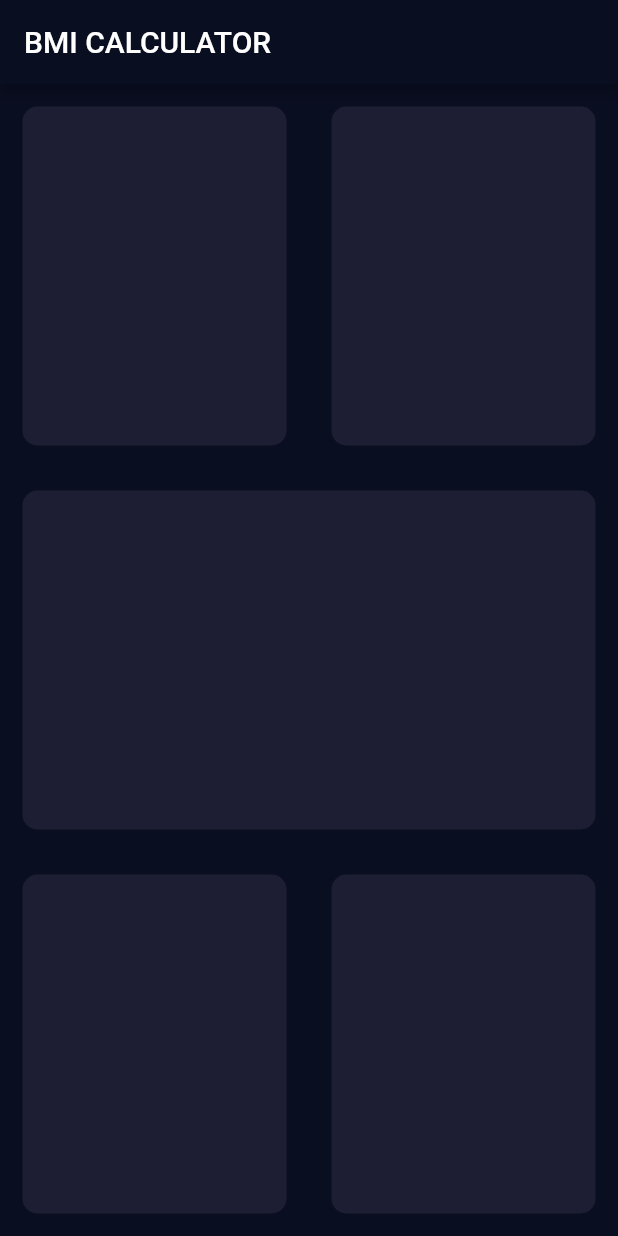
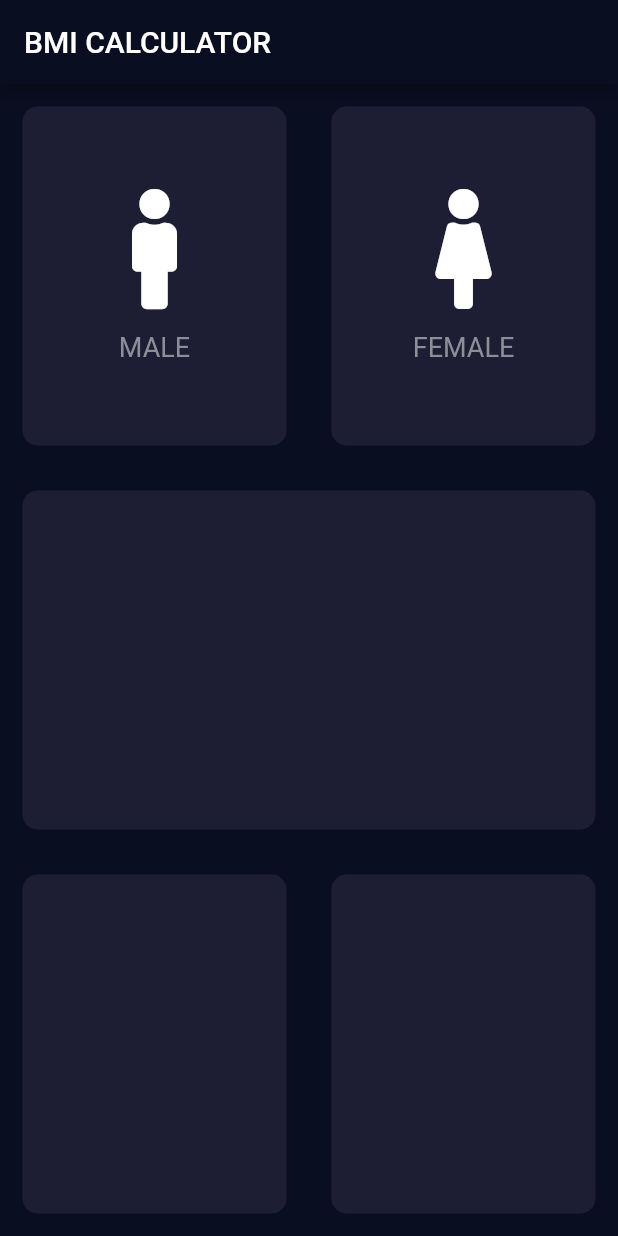
Before and after one commit to MuhammadUsmanIbraheem/new_bmi_calculator, a Flutter app: the screen it shows after launch, on a phone screen of 412 x 824 dp. Run offline on Flutter 3.47's test engine with Material 2 defaults, Android fonts, the phone set to English and light mode, and no system bars; our stand-ins replace font_awesome_flutter.

Commit message:
Done lecture 58 : refactor code(icons and texts)

```diff
--- a/lib/input_page.dart
+++ b/lib/input_page.dart
@@ -1,4 +1,5 @@
 import 'package:flutter/material.dart';
+import 'package:font_awesome_flutter/font_awesome_flutter.dart';
 
 class InputPage extends StatefulWidget {
   @override
@@ -20,11 +21,19 @@ class _InputPageState extends State<InputPage> {
                   Expanded(
                     child: RepeatContainercode(
                       colors: Color(0xFF1D1E33),
+                      cardWidget: RepeatTextandIconWidget(
+                        iconData: FontAwesomeIcons.male,
+                        label: 'MALE',
+                      ),
                     ),
                   ),
                   Expanded(
                     child: RepeatContainercode(
                       colors: Color(0xFF1D1E33),
+                      cardWidget: RepeatTextandIconWidget(
+                        iconData: FontAwesomeIcons.female,
+                        label: 'FEMALE',
+                      ),
                     ),
                   ),
                 ],
@@ -56,13 +65,43 @@ class _InputPageState extends State<InputPage> {
   }
 }
 
+class RepeatTextandIconWidget extends StatelessWidget {
+  RepeatTextandIconWidget({@required this.iconData, this.label});
+  final IconData iconData;
+  final String label;
+  @override
+  Widget build(BuildContext context) {
+    return Column(
+      mainAxisAlignment: MainAxisAlignment.center,
+      children: [
+        Icon(
+          iconData,
+          size: 80.0,
+        ),
+        SizedBox(
+          height: 15.0,
+        ),
+        Text(
+          label,
+          style: TextStyle(
+            fontSize: 18.0,
+            color: Color(0xFF8D8E98),
+          ),
+        )
+      ],
+    );
+  }
+}
+
 class RepeatContainercode extends StatelessWidget {
-  RepeatContainercode({@required this.colors});
+  RepeatContainercode({@required this.colors, this.cardWidget});
   final Color colors;
+  final Widget cardWidget;
   @override
   Widget build(BuildContext context) {
     return Container(
       margin: EdgeInsets.all(15.0),
+      child: cardWidget,
       decoration: BoxDecoration(
           color: colors, borderRadius: BorderRadius.circular(10.0)),
     );
--- a/pubspec.yaml
+++ b/pubspec.yaml
@@ -28,6 +28,7 @@ dependencies:
   # The following adds the Cupertino Icons font to your application.
   # Use with the CupertinoIcons class for iOS style icons.
   cupertino_icons: ^1.0.1
+  font_awesome_flutter: ^8.10.0
 
 dev_dependencies:
   flutter_test:
```
Also changed, not shown: pubspec.lock.
